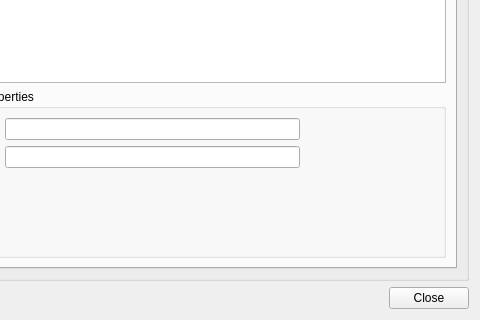
Before: the Qt Designer form editor/gui/dlgtextureatlas.ui in ensisoft/detonator, drawn with Qt 5; both pictures show x 90 to 570 and y 405 to 725 of the 570 by 725 pixel window.
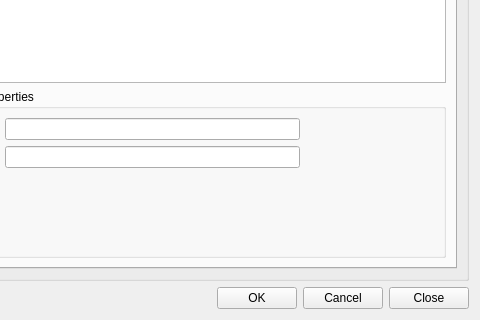
After: the same form once the commit is applied. Icons and pictures are not drawn.

Commit message: Add possibility to select a texture atlas for a UI style texture

What changed in the file:
```diff
--- a/editor/gui/dlgtextureatlas.ui
+++ b/editor/gui/dlgtextureatlas.ui
@@ -254,6 +254,20 @@
        </property>
       </spacer>
      </item>
+     <item>
+      <widget class="QPushButton" name="btnAccept">
+       <property name="text">
+        <string>OK</string>
+       </property>
+      </widget>
+     </item>
+     <item>
+      <widget class="QPushButton" name="btnCancel">
+       <property name="text">
+        <string>Cancel</string>
+       </property>
+      </widget>
+     </item>
      <item>
       <widget class="QPushButton" name="btnClose">
        <property name="text">
```
The commit also changes 6 other files.
